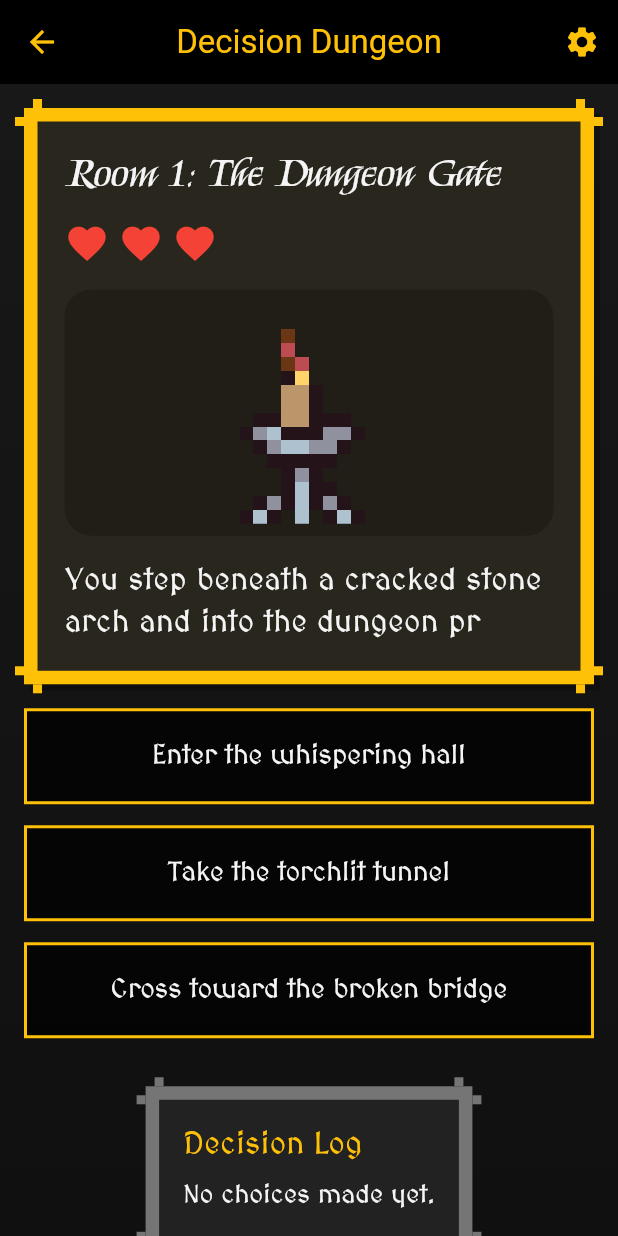
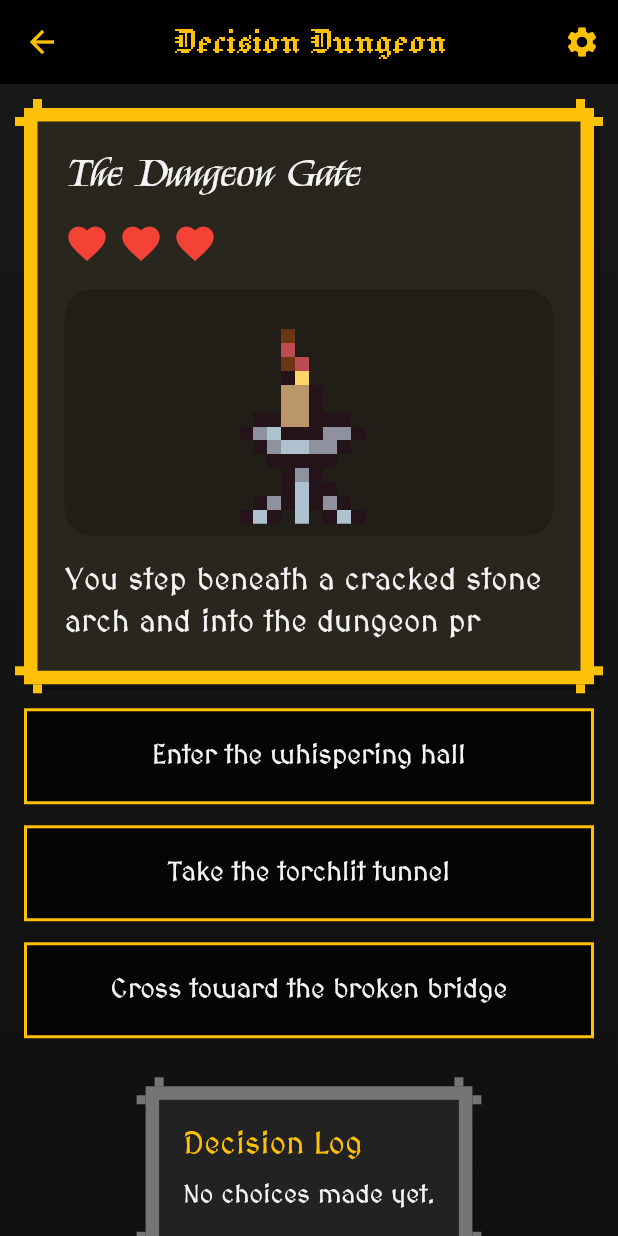
Before and after one commit to Camskuu/Decision-Dungeon, a Flutter app: the screen it shows after launch, after a tap on "Start Game", on a phone screen of 412 x 824 dp. Run offline on Flutter 3.47's test engine with Material 3 defaults, Android fonts, the phone set to English and light mode, and no system bars; our stand-ins replace audioplayers.

Commit message:
Phase 4.1
Finishing Touches

```diff
--- a/lib/data/story_data.dart
+++ b/lib/data/story_data.dart
@@ -4,7 +4,7 @@ import '../models/story_node.dart';
 final Map<String, StoryNode> storyData = {
   'start': const StoryNode(
     id: 'start',
-    title: 'Room 1: The Dungeon Gate',
+    title: 'The Dungeon Gate',
     description:
         'You step beneath a cracked stone arch and into the dungeon proper. Cold air rushes past you, carrying the smell of dust, ash, and old metal. Three paths open ahead: a whispering hall lined with statues, a torchlit tunnel streaked with claw marks, and a broken bridge suspended over darkness.',
     sceneFrames: [
@@ -37,7 +37,7 @@ final Map<String, StoryNode> storyData = {
 
   'whisperHall': const StoryNode(
     id: 'whisperHall',
-    title: 'Room 2: The Whispering Hall',
+    title: 'The Whispering Hall',
     description:
         'Tall statues stand on both sides of the chamber, their faces worn smooth by time. A faint whisper curls through the air, as if the stone itself is speaking. Several of the statues still hold gemstones in their empty eye sockets.',
     sceneFrames: [
@@ -72,7 +72,7 @@ final Map<String, StoryNode> storyData = {
 
   'ghoulPassage': const StoryNode(
     id: 'ghoulPassage',
-    title: 'Room 3: The Ghoul Passage',
+    title: 'The Ghoul Passage',
     description:
         'A gaunt creature drags itself from the shadows ahead. Its rib cage is visible beneath pale skin, and its large scythe scrapes sparks along the stone floor. Behind it, the passage splits again into darkness.',
     sceneFrames: [
@@ -106,7 +106,7 @@ final Map<String, StoryNode> storyData = {
 
   'collapsedBridge': const StoryNode(
     id: 'collapsedBridge',
-    title: 'Room 4: The Collapsed Bridge',
+    title: 'The Collapsed Bridge',
     description:
         'A stone bridge stretches over a deep black chasm, but its center has crumbled away. On the far side, you can see the outline of an iron door. Beneath you, there is only darkness and the sound of distant dripping water.',
     sceneFrames: [
@@ -144,7 +144,7 @@ final Map<String, StoryNode> storyData = {
 
   'forgottenLibrary': const StoryNode(
       id: 'forgottenLibrary',
-      title: 'Room 5: The Forgotten Library',
+      title: 'The Forgotten Library',
       description:
           'Dusty shelves line the circular room from floor to ceiling. Most of the books have rotted away, but a few survive in locked cases. At the center stands a reading desk with a journal still open beneath a cracked lantern.',
       sceneFrames: [
@@ -177,7 +177,7 @@ final Map<String, StoryNode> storyData = {
 
   'chestChamber': const StoryNode(
     id: 'chestChamber',
-    title: 'Room 6: The Chest Chamber',
+    title: 'The Chest Chamber',
     description:
         'A large iron-bound chest rests in the middle of the room beneath a cone of pale light. Coins are scattered across the floor, but none look recently disturbed. The silence here is so complete it feels deliberate.',
     sceneFrames: [
@@ -211,7 +211,7 @@ final Map<String, StoryNode> storyData = {
 
   'trapGallery': const StoryNode(
     id: 'trapGallery',
-    title: 'Room 7: The Trap Gallery',
+    title: 'The Trap Gallery',
     description:
         'The walls here are carved with narrow slits, and the floor is divided into worn square tiles. Rusted blades hang overhead on chains, and several broken bones lie scattered along the edge of the room.',
     sceneFrames: [
@@ -247,7 +247,7 @@ final Map<String, StoryNode> storyData = {
 
   'altarOfAsh': const StoryNode(
       id: 'altarOfAsh',
-      title: 'Room 8: The Altar of Ash',
+      title: 'The Altar of Ash',
       description:
           'A black stone altar rises from the center of the chamber, ringed by pale ash and blue fire that burns without heat. Resting on the altar is an iron key marked with the same symbol you saw carved near the entrance.',
       sceneFrames: [
@@ -280,7 +280,7 @@ final Map<String, StoryNode> storyData = {
 
   'relicVault': const StoryNode(
       id: 'relicVault',
-      title: 'Room 9: The Relic Vault',
+      title: 'The Relic Vault',
       description:
           'At last you enter the heart of the dungeon. On a pedestal of obsidian rests a single jeweled relic, pulsing with a dim inner glow. Around it, the floor is untouched, as though even the dead refused to step closer.',
       sceneFrames: [
--- a/lib/theme/app_theme.dart
+++ b/lib/theme/app_theme.dart
@@ -22,10 +22,15 @@ class AppTheme {
       surface: darkPanel,
     ),
     appBarTheme: const AppBarTheme(
-      backgroundColor: Colors.black,
-      foregroundColor: gold,
-      centerTitle: true,
-    ),
+        backgroundColor: Colors.black,
+        foregroundColor: gold,
+        centerTitle: true,
+        titleTextStyle: TextStyle(
+          fontFamily: 'Jacquard12',
+          fontSize: 28,
+          color: gold,
+        ),
+      ),
     textTheme: const TextTheme(
       displayLarge: TextStyle(
         fontFamily: 'Jacquard12',
@@ -70,6 +75,11 @@ class AppTheme {
       backgroundColor: Color(0xFF3A2412),
       foregroundColor: Color(0xFFFFD54F),
       centerTitle: true,
+      titleTextStyle: TextStyle(
+        fontFamily: 'Jacquard12',
+        fontSize: 28,
+        color: Color(0xFFFFD54F),
+      ),
     ),
     textTheme: const TextTheme(
       displayLarge: TextStyle(
```
